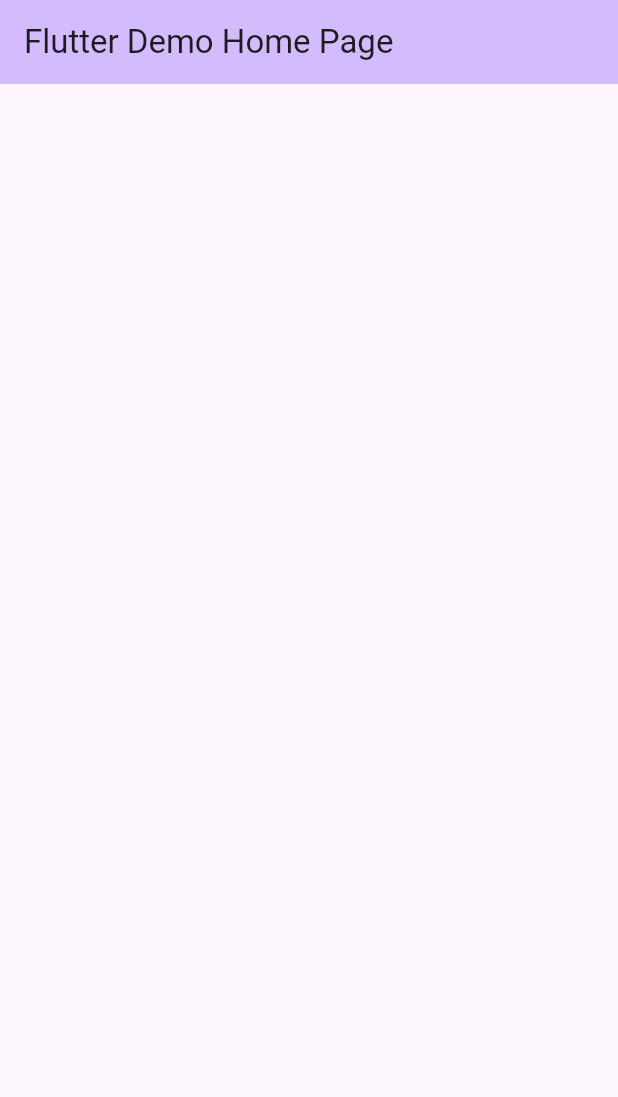
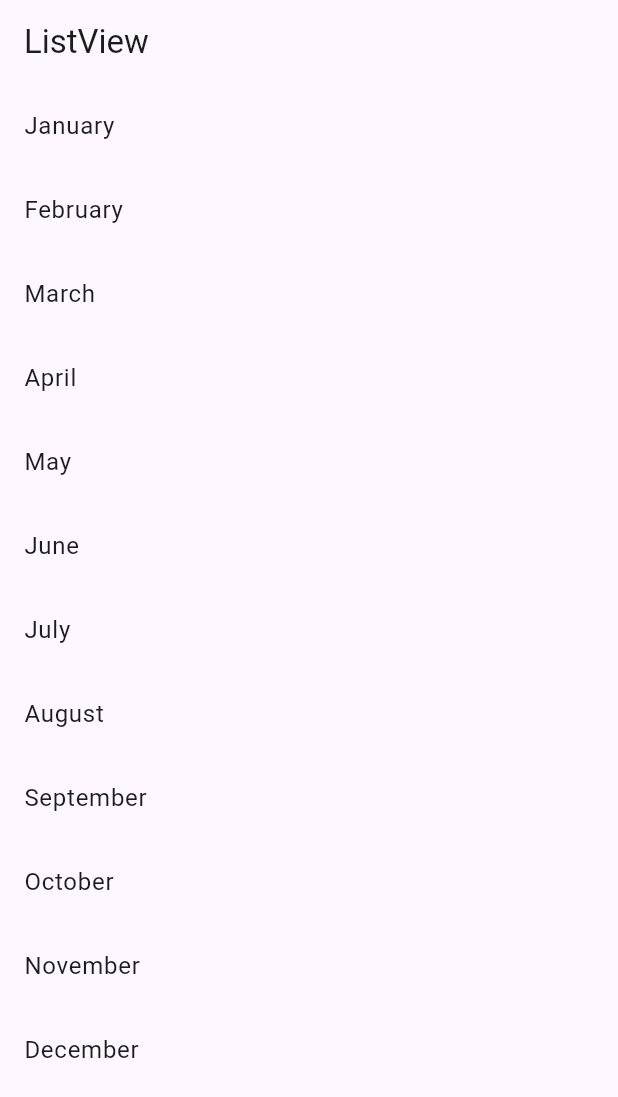
Before and after one commit to saebyeokjang/Flutter, a Flutter app: the screen it shows after launch, on a phone screen of 412 x 824 dp. Shown: the top 1097 px of the screen. Run offline on Flutter 3.47's test engine with Material 3 defaults, Android fonts, the phone set to English and light mode, and no system bars; our stand-ins replace google_fonts.

Commit message:
홈 화면을 MyListView로 변경하고, 월별 항목을 표시하는 ListView 추가

```diff
--- a/list_navigation/lib/main.dart
+++ b/list_navigation/lib/main.dart
@@ -16,32 +16,46 @@ class MyApp extends StatelessWidget {
         colorScheme: ColorScheme.fromSeed(seedColor: Colors.deepPurple),
         useMaterial3: true,
       ),
-      home: const MyHomePage(title: 'Flutter Demo Home Page'),
+      home: const MyListView(),
     );
   }
 }
 
-class MyHomePage extends StatefulWidget {
-  const MyHomePage({super.key, required this.title});
-  final String title;
+class ListDataItems {
+  final List<String> monthItems = [
+    'January',
+    'February',
+    'March',
+    'April',
+    'May',
+    'June',
+    'July',
+    'August',
+    'September',
+    'October',
+    'November',
+    'December'
+  ];
+}
+
+class MyListView extends StatelessWidget {
+  const MyListView({super.key});
 
   @override
-  State<MyHomePage> createState() => _MyHomePageState();
-}
+  Widget build(BuildContext context) {
+    final ListDataItems item = ListDataItems();
 
-class _MyHomePageState extends State<MyHomePage> {
-  @override
-  Widget build(BuildContext context) {
     return Scaffold(
       appBar: AppBar(
-        backgroundColor: Theme.of(context).colorScheme.inversePrimary,
-        title: Text(widget.title),
+        title: const Text('ListView'),
       ),
-      body: Center(
-        child: Column(
-          mainAxisAlignment: MainAxisAlignment.center,
-          children: <Widget>[],
-        ),
+      body: ListView.builder(
+        itemCount: item.monthItems.length,
+        itemBuilder: (context, index) {
+          return ListTile(
+            title: Text(item.monthItems[index]),
+          );
+        },
       ),
     );
   }
```
